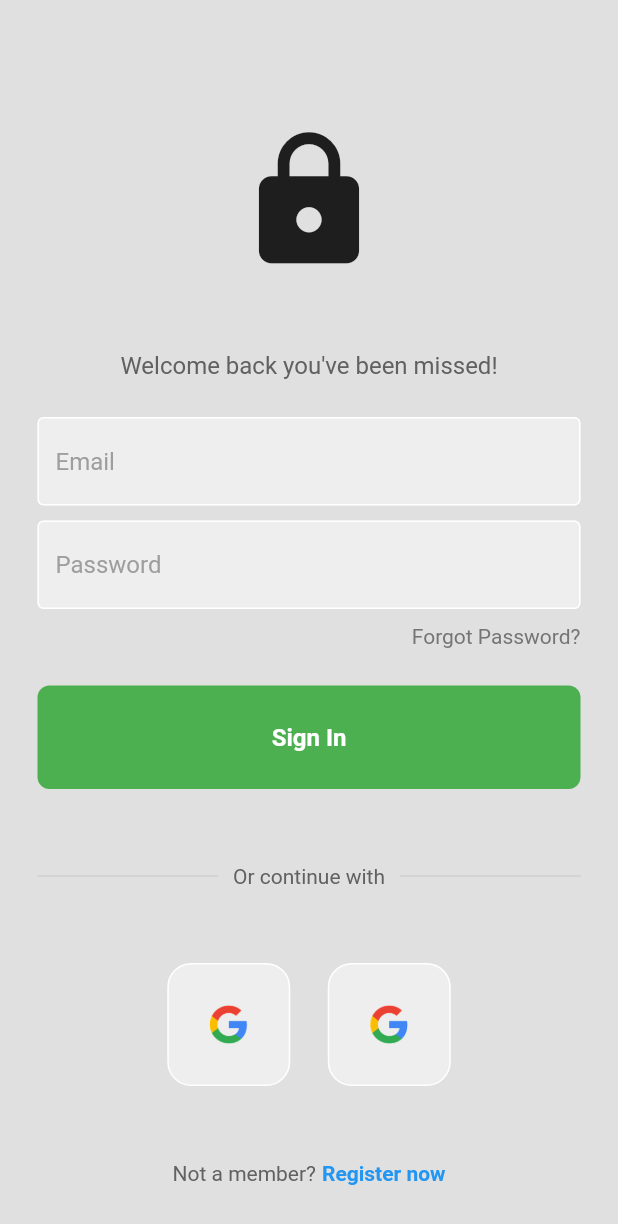
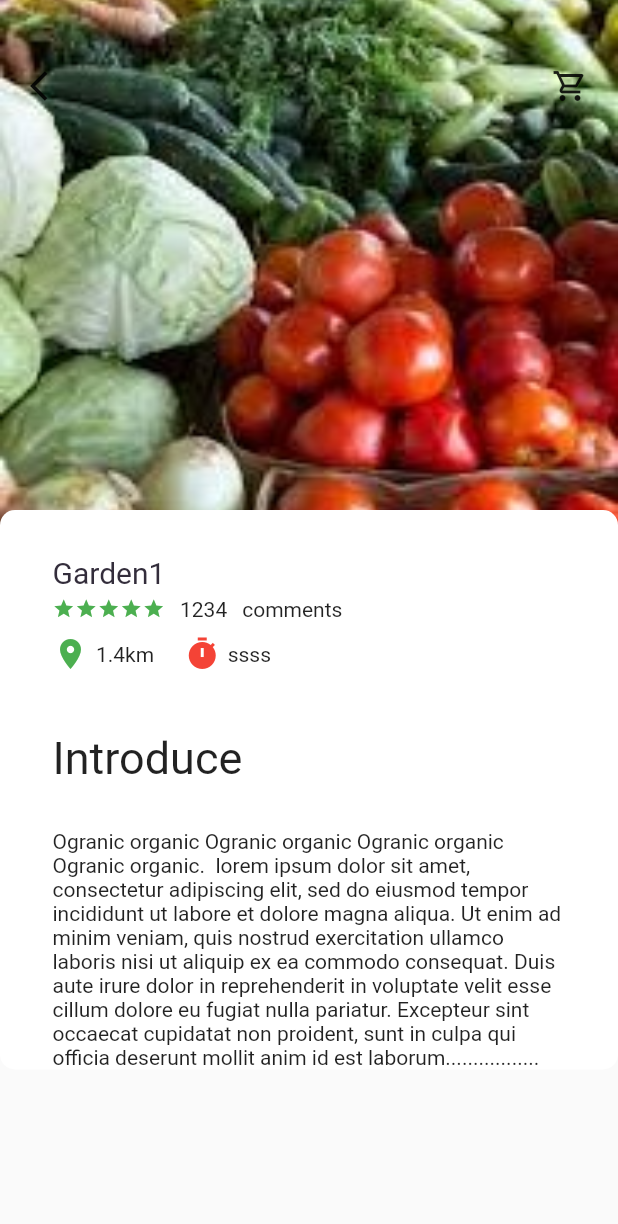
Before and after one commit to JiyaElsa02/Organic_ecommerceApp, a Flutter app: the screen it shows after launch, on a phone screen of 412 x 824 dp. Shown: the top 1224 px of the screen. Run offline on Flutter 3.47's test engine with Material 2 defaults, Android fonts, the light colour scheme and no system bars; our stand-ins replace firebase_auth, firebase_core, get; accounts and stored records are empty.

Commit message:
api_client and popular page

```diff
--- /dev/null
+++ b/lib/data/api/api_client.dart
@@ -0,0 +1,19 @@
+
+import 'package:get/get.dart';
+
+
+class ApiClient extends GetConnect implements GetxService{
+    late String token;
+    final String appBaseUrl;
+
+    late Map<String, String> _mainHeaders;
+
+    ApiClient({ required this.appBaseUrl}){
+        baseUrl=appBaseUrl;
+        timeout= Duration(seconds: 30);
+        _mainHeaders={
+            'Content-type': 'application/json; charset=UTF-8',
+              'Authorization': 'Bearer $token',
+        };
+   }
+}
--- /dev/null
+++ b/lib/helper/dependencies.dart
@@ -0,0 +1,3 @@
+Future<void> init() async {
+
+}
--- /dev/null
+++ b/lib/home/Popular_food.dart
@@ -0,0 +1,185 @@
+// import 'dart:html';
+import 'package:flutter/cupertino.dart';
+import 'package:flutter/material.dart';
+
+import 'big_text.dart';
+import 'dimensions.dart';
+import 'icon_widgets.dart';
+// import 'package:organic_ecommerce_app/home/app_icon.dart';
+
+class PopularFood extends StatelessWidget {
+  const PopularFood({super.key});
+
+  @override
+  Widget build(BuildContext context) {
+    return Scaffold(
+        body: Stack(
+      children: [
+        Positioned(
+          left: 0,
+          right: 0,
+          child: Container(
+            width: double.maxFinite,
+            height: 350,
+            decoration: BoxDecoration(
+              image: DecorationImage(
+                fit: BoxFit.cover,
+                image: AssetImage("lib/images/veg2.jpg"),
+              ),
+            ),
+          ),
+        ),
+        Positioned(
+            top: 45,
+            left: 20,
+            right: 20,
+            child: Row(
+              mainAxisAlignment: MainAxisAlignment.spaceBetween,
+              children: [
+                Icon(Icons.arrow_back_ios),
+                Icon(Icons.shopping_cart_outlined),
+                // AppIcon(icon: Icons.arrow_back_ios),
+                // AppIcon(icon: Icons.shopping_cart_outlined)
+              ],
+            )),
+        Positioned(
+          left: 0,
+          right: 0,
+          top: 340,
+          child: Container(
+            padding: EdgeInsets.only(left: 20, right: 20, top: 20),
+            decoration: BoxDecoration(
+              borderRadius: BorderRadius.circular(10),
+              color: Color.fromARGB(255, 255, 255, 255),
+            ),
+            child: Container(
+              padding: EdgeInsets.only(top: 10, left: 15, right: 15),
+              child: Column(
+                crossAxisAlignment: CrossAxisAlignment.start,
+                children: [
+                  BigText(text: "Garden1"),
+                  SizedBox(
+                    height: 5,
+                  ),
+                  Row(
+                    children: [
+                      Wrap(
+                        children: List.generate(
+                          5,
+                          (index) {
+                            return Icon(
+                              Icons.star,
+                              color: Colors.green,
+                              size: 15,
+                            );
+                          },
+                        ),
+                      ),
+                      SizedBox(
+                        width: 10,
+                      ),
+                      //need small text widget
+
+                      Text(
+                        "1234",
+                      ),
+                      SizedBox(
+                        width: 10,
+                      ),
+                      Text("comments"),
+                    ],
+                  ),
+                  SizedBox(
+                    height: 10,
+                  ),
+                  Row(
+                    children: [
+                      // IconWidget(
+                      //     icon: Icons.circle_sharp,
+                      //     text: "ssss",
+                      //     color: Colors.black38,
+                      //     iconColor: Colors.orange),
+                      // SizedBox(
+                      //   width: 20,
+                      // ),
+                      IconWidget(
+                          icon: Icons.place,
+                          text: "1.4km",
+                          color: Colors.black38,
+                          iconColor: Colors.green),
+                      SizedBox(
+                        width: 20,
+                      ),
+                      IconWidget(
+                          icon: Icons.timer,
+                          text: "ssss",
+                          color: Colors.black38,
+                          iconColor: Colors.red),
+                    ],
+                  ),
+                  SizedBox(
+                    height: 40,
+                  ),
+                  Text(
+                    'Introduce',
+                    style: TextStyle(fontSize: 30),
+                  ),
+                  SizedBox(
+                    height: 30,
+                  ),
+                  Text(
+                      'Ogranic organic Ogranic organic Ogranic organic Ogranic organic.  lorem ipsum dolor sit amet, consectetur adipiscing elit, sed do eiusmod tempor incididunt ut labore et dolore magna aliqua. Ut enim ad minim veniam, quis nostrud exercitation ullamco laboris nisi ut aliquip ex ea commodo consequat. Duis aute irure dolor in reprehenderit in voluptate velit esse cillum dolore eu fugiat nulla pariatur. Excepteur sint occaecat cupidatat non proident, sunt in culpa qui officia deserunt mollit anim id est laborum.................'),
+                  // Container(
+                  //   height: 100,
+                  //   padding: EdgeInsets.only(left: 20, right: 20, top: 20),
+                  //   decoration: BoxDecoration(
+                  //     // borderRadius: BorderRadius.circular(20),
+                  //     color: Colors.white,
+                  //   ),
+                  // ),
+                  Row(
+                    children: [
+                      // IconWidget(
+                      //     icon: Icons.circle_sharp,
+                      //     text: "ssss",
+                      //     color: Colors.black38,
+                      //     iconColor: Colors.orange),
+                      // SizedBox(
+                      //   width: 20,
+                      // ),
+                      // IconWidget(
+                      //     icon: Icons.place,
+                      //     text: "1.4km",
+                      //     color: Colors.black38,
+                      //     iconColor: Colors.green),
+                      // SizedBox(
+                      //   width: 20,
+                      // ),
+                      // IconWidget(
+                      //     icon: Icons.timer,
+                      //     text: "ssss",
+                      //     color: Colors.black38,
+                      //     iconColor: Colors.red),
+                    ],
+                  ),
+                ],
+              ),
+            ),
+            // Positioned(
+            //   left: 0,
+            //   right: 0,
+            //   top: Dimensions.popularFoodImgSize,
+            //   child: Container(
+            //     padding: EdgeInsets.only(left: 20, right: 20, top: 20),
+            //     decoration: BoxDecoration(
+            //       borderRadius: BorderRadius.circular(20),
+            //       color: Colors.grey,
+            //     ),
+            //   ),
+            // ),
+          ),
+        ),
+      ],
+    ));
+  }
+}
--- a/lib/main.dart
+++ b/lib/main.dart
@@ -4,6 +4,7 @@ import 'package:organic_ecommerce_app/home/main_food_page.dart';
 import 'package:firebase_core/firebase_core.dart';
 import 'package:organic_ecommerce_app/pages/auth_page.dart';
 import 'firebase_options.dart';
+import 'home/Popular_food.dart';
 
 void main() async {
   WidgetsFlutterBinding.ensureInitialized();
@@ -21,14 +22,14 @@ class MyApp extends StatelessWidget {
   Widget build(BuildContext context) {
     return const MaterialApp(
       debugShowCheckedModeBanner: false,
-      home: AuthPage(),
+      // home: AuthPage(),
       // home: LoginPage(),
       // title: 'Flutter Demo',
       // theme: ThemeData(
       //   colorScheme: ColorScheme.fromSeed(seedColor: Colors.deepPurple),
       //   useMaterial3: true,
       // ),
-      // home: FoodPage(),
+      home: PopularFood(),
       // home: HeadBar(),
     );
   }
```
Also changed, not shown: lib/data/repository/popular_product_repo.dart (added).
